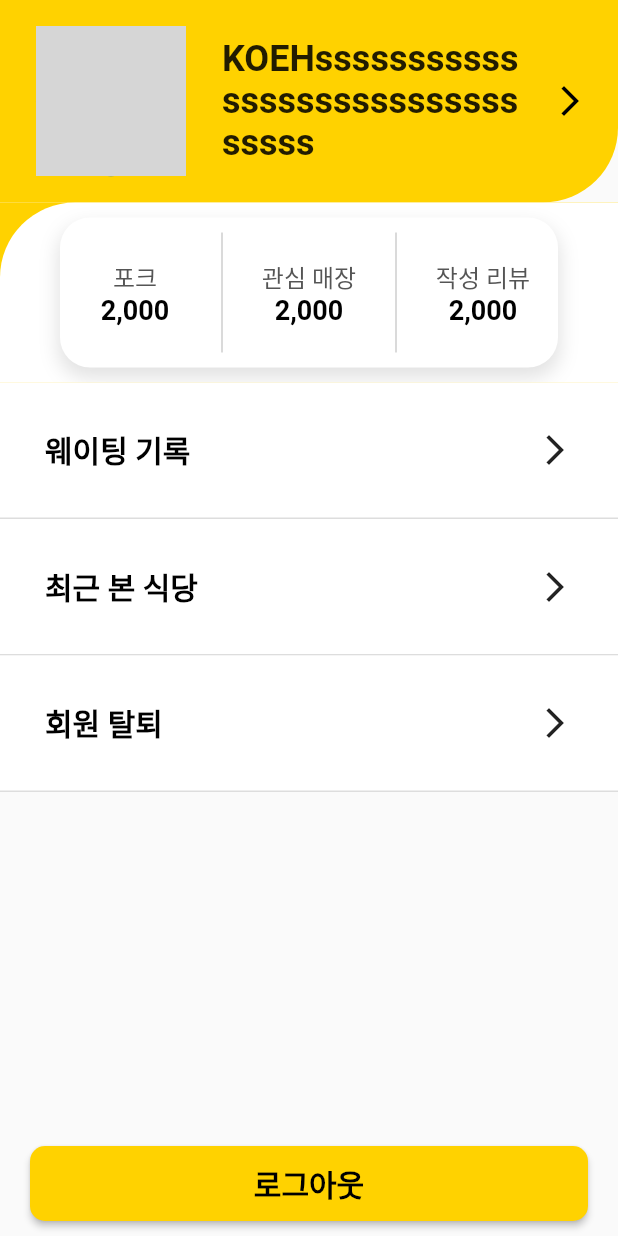
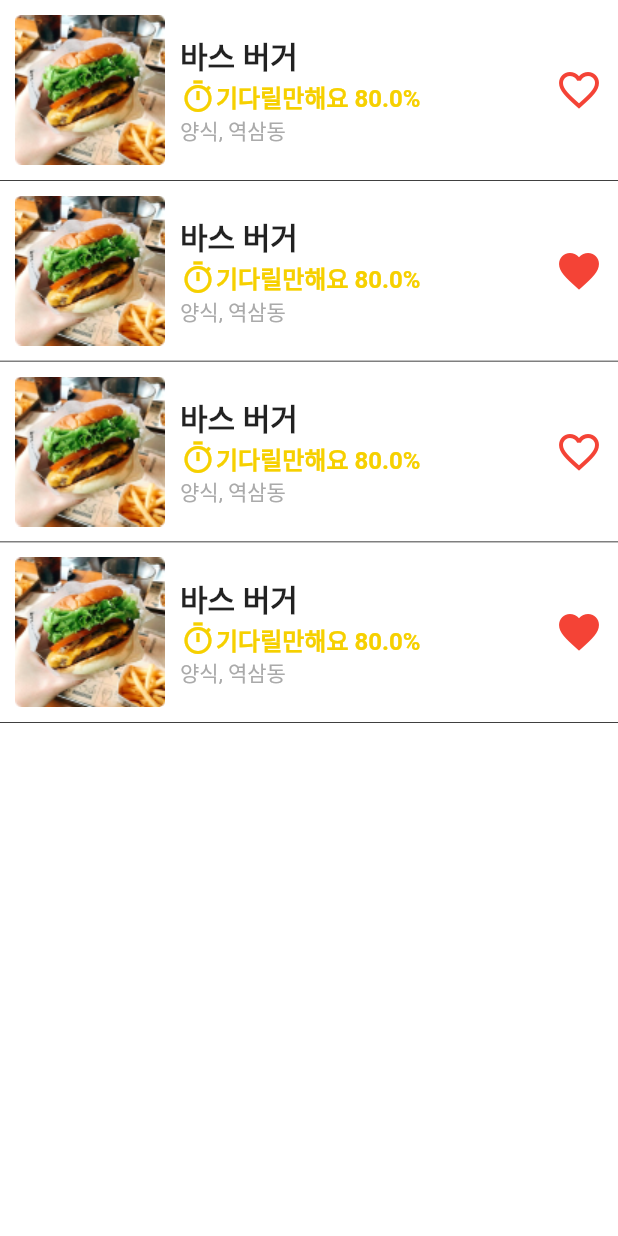
Before and after one commit to SuhyungK/Simollu, a Flutter app: the MyPage screen opened directly, after a tap on "최근 본 식당", on a phone screen of 412 x 824 dp. Run offline on Flutter 3.47's test engine with Material 2 defaults, Android fonts, the phone set to English and light mode, and no system bars; our stand-ins replace flutter_svg, get; grey boxes are pictures that could not be loaded.

Commit message:
[FE] feat: 최근 본 식당 페이지 구현

```diff
--- a/simollu_front/lib/views/my_page.dart
+++ b/simollu_front/lib/views/my_page.dart
@@ -4,6 +4,7 @@ import 'package:get/get.dart';
 
 import 'package:simollu_front/root.dart';
 import 'package:simollu_front/views/my_page_edit.dart';
+import 'package:simollu_front/views/recenlty_viewed_restaurants_page.dart';
 import 'package:simollu_front/views/waiting_record_page.dart';
 
 class MyPage extends StatefulWidget {
@@ -295,7 +296,15 @@ class MyPageState extends State<MyPage> with SingleTickerProviderStateMixin {
                 ),
                 GestureDetector(
                   onTap: () {
-                    print('최근 본 식당');
+                    RootController.to.setRootPageTitles("최근 본 식당");
+                    RootController.to.setIsMainPage(false);
+                    Navigator.push(
+                      context,
+                      GetPageRoute(
+                        curve: Curves.fastOutSlowIn,
+                        page: () => RecentlyViewedRestaurantsPage(),
+                      ),
+                    );
                   },
                   child: Container(
                     padding: EdgeInsets.all(30),
--- /dev/null
+++ b/simollu_front/lib/views/recenlty_viewed_restaurants_page.dart
@@ -0,0 +1,64 @@
+import 'package:flutter/material.dart';
+import 'package:simollu_front/widgets/restaurant_list_item.dart';
+
+class RecentlyViewedRestaurantsPage extends StatelessWidget {
+  RecentlyViewedRestaurantsPage({super.key});
+
+  final List<Restaurant> restaurants = [
+    Restaurant(
+      id: "1",
+      iamgePath: "assets/basBurgerImg.png",
+      name: "바스 버거",
+      likePercentages: 80.0,
+      kind: "양식",
+      location: "역삼동",
+      isLike: false,
+    ),
+    Restaurant(
+      id: "2",
+      iamgePath: "assets/basBurgerImg.png",
+      name: "바스 버거",
+      likePercentages: 80.0,
+      kind: "양식",
+      location: "역삼동",
+      isLike: true,
+    ),
+    Restaurant(
+      id: "3",
+      iamgePath: "assets/basBurgerImg.png",
+      name: "바스 버거",
+      likePercentages: 80.0,
+      kind: "양식",
+      location: "역삼동",
+      isLike: false,
+    ),
+    Restaurant(
+      id: "3",
+      iamgePath: "assets/basBurgerImg.png",
+      name: "바스 버거",
+      likePercentages: 80.0,
+      kind: "양식",
+      location: "역삼동",
+      isLike: true,
+    ),
+  ];
+
+  @override
+  Widget build(BuildContext context) {
+    return Scaffold(
+      backgroundColor: Colors.white,
+      body: SingleChildScrollView(
+        child: Column(
+          children: [
+            ...List.generate(
+              restaurants.length,
+              (index) => RestaurantListItem(
+                restaurant: restaurants[index],
+              ),
+            ),
+          ],
+        ),
+      ),
+    );
+  }
+}
--- /dev/null
+++ b/simollu_front/lib/widgets/restaurant_list_item.dart
@@ -0,0 +1,120 @@
+import 'package:flutter/material.dart';
+
+class Restaurant {
+  final String id;
+  final String iamgePath;
+  final String name;
+  final double likePercentages;
+  final String kind;
+  final String location;
+  bool isLike;
+
+  Restaurant({
+    required this.id,
+    required this.iamgePath,
+    required this.name,
+    required this.likePercentages,
+    required this.kind,
+    required this.location,
+    required this.isLike,
+  });
+}
+
+class RestaurantListItem extends StatefulWidget {
+  final Restaurant restaurant;
+  const RestaurantListItem({
+    super.key,
+    required this.restaurant,
+  });
+
+  @override
+  State<RestaurantListItem> createState() => _RestaurantListItemState();
+}
+
+class _RestaurantListItemState extends State<RestaurantListItem> {
+  bool _isLiked = false;
+
+  @override
+  void initState() {
+    _isLiked = widget.restaurant.isLike;
+    super.initState();
+  }
+
+  @override
+  Widget build(BuildContext context) {
+    return Container(
+      decoration: BoxDecoration(
+        border: Border(bottom: BorderSide(width: 0.5)),
+      ),
+      child: Row(
+        children: [
+          Padding(
+            padding: EdgeInsets.all(10),
+            child: Image.asset(widget.restaurant.iamgePath),
+          ),
+          Expanded(
+            child: Column(
+              crossAxisAlignment: CrossAxisAlignment.start,
+              children: [
+                Text(
+                  widget.restaurant.name,
+                  style: TextStyle(
+                    fontSize: 20,
+                    fontWeight: FontWeight.w900,
+                  ),
+                ),
+                Row(
+                  children: [
+                    Icon(
+                      Icons.timer_outlined,
+                      color: Color(0xFFF6D000),
+                      size: 24,
+                    ),
+                    Text(
+                      "기다릴만해요 ${widget.restaurant.likePercentages}%",
+                      style: TextStyle(
+                        fontSize: 16,
+                        fontWeight: FontWeight.bold,
+                        color: Color(0xFFF6D000),
+                      ),
+                    ),
+                  ],
+                ),
+                Text(
+                  "${widget.restaurant.kind}, ${widget.restaurant.location}",
+                  style: TextStyle(
+                    fontSize: 14,
+                    color: Color(0xFFaaaaaa),
+                  ),
+                )
+              ],
+            ),
+          ),
+          GestureDetector(
+            onTap: () {
+              print(_isLiked);
+              setState(() {
+                _isLiked = !_isLiked;
+                widget.restaurant.isLike = _isLiked;
+              });
+            },
+            child: Padding(
+              padding: EdgeInsets.all(10),
+              child: _isLiked
+                  ? Icon(
+                      Icons.favorite,
+                      size: 32,
+                      color: Colors.red,
+                    )
+                  : Icon(
+                      Icons.favorite_border_outlined,
+                      size: 32,
+                      color: Colors.red,
+                    ),
+            ),
+          ),
+        ],
+      ),
+    );
+  }
+}
```
